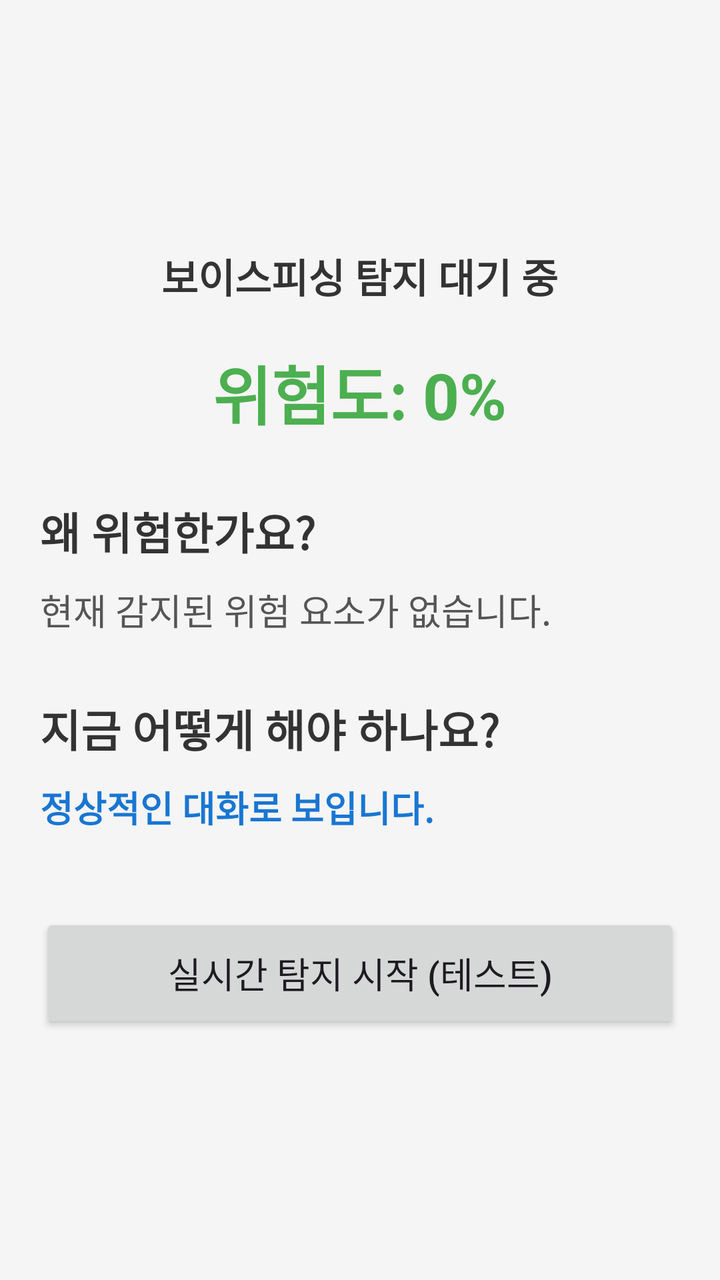
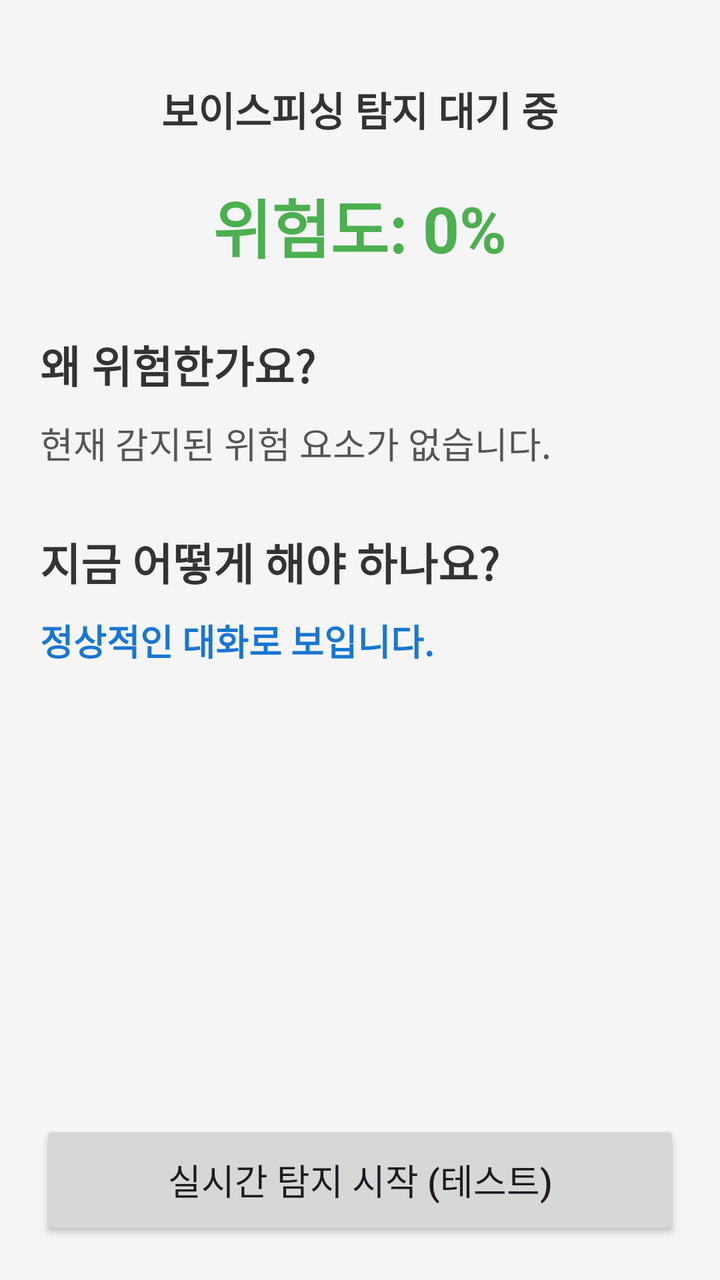

Before-and-after screenshots of an Android layout around one commit, followed by the original layout XML and the change that was made.
<!-- AndroidManifest.xml: application theme Theme.Safeguardai -->
<!-- res/layout/activity_main.xml -->
<?xml version="1.0" encoding="utf-8"?>
<LinearLayout xmlns:android="http://schemas.android.com/apk/res/android"
    android:id="@+id/rootLayout"
    android:layout_width="match_parent"
    android:layout_height="match_parent"
    android:orientation="vertical"
    android:gravity="center"
    android:padding="20dp"
    android:background="#F5F5F5">

    <TextView

        android:id="@+id/tvStatus"
        android:layout_width="wrap_content"
        android:layout_height="wrap_content"
        android:text="@string/status_waiting"
        android:textSize="20sp"
        android:textStyle="bold"
        android:textColor="#333333" />

    <TextView
        android:id="@+id/tvRiskScore"
        android:layout_width="wrap_content"
        android:layout_height="wrap_content"
        android:text="@string/risk_score_initial"
        android:textSize="32sp"
        android:textStyle="bold"
        android:textColor="#4CAF50"
        android:layout_marginTop="20dp" />

    <TextView
        android:id="@+id/tvReasonTitle"
        android:layout_width="match_parent"
        android:layout_height="wrap_content"
        android:text="@string/reason_title"
        android:textSize="22sp"
        android:textStyle="bold"
        android:textColor="#333333"
        android:layout_marginTop="30dp" />

    <TextView
        android:id="@+id/tvReasons"
        android:layout_width="match_parent"
        android:layout_height="wrap_content"
        android:text="@string/reason_empty"
        android:textSize="18sp"
        android:textColor="#555555"
        android:lineSpacingExtra="6dp"
        android:layout_marginTop="10dp" />

    <TextView
        android:id="@+id/tvActionTitle"
        android:layout_width="match_parent"
        android:layout_height="wrap_content"
        android:text="@string/action_title"
        android:textSize="22sp"
        android:textStyle="bold"
        android:textColor="#333333"
        android:layout_marginTop="30dp" />

    <TextView
        android:id="@+id/tvActions"
        android:layout_width="match_parent"
        android:layout_height="wrap_content"
        android:text="@string/action_empty"
        android:textSize="18sp"
        android:textColor="#1976D2"
        android:textStyle="bold"
        android:lineSpacingExtra="6dp"
        android:layout_marginTop="10dp" />

    <Button
        android:id="@+id/btnStart"
        android:layout_width="match_parent"
        android:layout_height="60dp"
        android:text="@string/btn_start_test"
        android:textSize="18sp"
        android:layout_marginTop="40dp" />

</LinearLayout>
<!-- resources referenced by this layout -->
<resources>
  <string name="action_empty">정상적인 대화로 보입니다.</string>
  <string name="action_title">지금 어떻게 해야 하나요?</string>
  <string name="btn_start_test">실시간 탐지 시작 (테스트)</string>
  <string name="reason_empty">현재 감지된 위험 요소가 없습니다.</string>
  <string name="reason_title">왜 위험한가요?</string>
  <string name="risk_score_initial">위험도: 0%</string>
  <string name="status_waiting">보이스피싱 탐지 대기 중</string>
  <style name="Theme.Safeguardai" parent="Base.Theme.Safeguardai" />
  <style name="Base.Theme.Safeguardai" parent="Theme.Material3.DayNight.NoActionBar">
          
          
      </style>
</resources>

<!-- the commit's change to res/layout/activity_main.xml (unified diff, before → after) -->
@@ -1,73 +1,90 @@
 <?xml version="1.0" encoding="utf-8"?>
-<LinearLayout xmlns:android="http://schemas.android.com/apk/res/android"
+<androidx.constraintlayout.widget.ConstraintLayout xmlns:android="http://schemas.android.com/apk/res/android"
+    xmlns:app="http://schemas.android.com/apk/res-auto"
     android:id="@+id/rootLayout"
     android:layout_width="match_parent"
     android:layout_height="match_parent"
-    android:orientation="vertical"
-    android:gravity="center"
-    android:padding="20dp"
-    android:background="#F5F5F5">
+    android:background="#F5F5F5"
+    android:padding="20dp">
 
-    <TextView
+    <ScrollView
+        android:id="@+id/scrollView"
+        android:layout_width="match_parent"
+        android:layout_height="0dp"
+        android:layout_marginBottom="20dp"
+        app:layout_constraintBottom_toTopOf="@+id/btnStart"
+        app:layout_constraintTop_toTopOf="parent">
 
-        android:id="@+id/tvStatus"
-        android:layout_width="wrap_content"
-        android:layout_height="wrap_content"
-        android:text="@string/status_waiting"
-        android:textSize="20sp"
-        android:textStyle="bold"
-        android:textColor="#333333" />
+        <LinearLayout
+            android:layout_width="match_parent"
+            android:layout_height="wrap_content"
+            android:gravity="center_horizontal"
+            android:orientation="vertical">
 
-    <TextView
-        android:id="@+id/tvRiskScore"
-        android:layout_width="wrap_content"
-        android:layout_height="wrap_content"
-        android:text="@string/risk_score_initial"
-        android:textSize="32sp"
-        android:textStyle="bold"
-        android:textColor="#4CAF50"
-        android:layout_marginTop="20dp" />
+            <TextView
+                android:id="@+id/tvStatus"
+                android:layout_width="wrap_content"
+                android:layout_height="wrap_content"
+                android:layout_marginTop="20dp"
+                android:text="@string/status_waiting"
+                android:textColor="#333333"
+                android:textSize="20sp"
+                android:textStyle="bold" />
 
-    <TextView
-        android:id="@+id/tvReasonTitle"
-        android:layout_width="match_parent"
-        android:layout_height="wrap_content"
-        android:text="@string/reason_title"
-        android:textSize="22sp"
-        android:textStyle="bold"
-        android:textColor="#333333"
-        android:layout_marginTop="30dp" />
+            <TextView
+                android:id="@+id/tvRiskScore"
+                android:layout_width="wrap_content"
+                android:layout_height="wrap_content"
+                android:layout_marginTop="20dp"
+                android:text="@string/risk_score_initial"
+                android:textColor="#4CAF50"
+                android:textSize="32sp"
+                android:textStyle="bold" />
 
-    <TextView
-        android:id="@+id/tvReasons"
-        android:layout_width="match_parent"
-        android:layout_height="wrap_content"
-        android:text="@string/reason_empty"
-        android:textSize="18sp"
-        android:textColor="#555555"
-        android:lineSpacingExtra="6dp"
-        android:layout_marginTop="10dp" />
+            <TextView
+                android:id="@+id/tvReasonTitle"
+                android:layout_width="match_parent"
+                android:layout_height="wrap_content"
+                android:layout_marginTop="30dp"
+                android:text="@string/reason_title"
+                android:textColor="#333333"
+                android:textSize="22sp"
+                android:textStyle="bold" />
 
-    <TextView
-        android:id="@+id/tvActionTitle"
-        android:layout_width="match_parent"
-        android:layout_height="wrap_content"
-        android:text="@string/action_title"
-        android:textSize="22sp"
-        android:textStyle="bold"
-        android:textColor="#333333"
-        android:layout_marginTop="30dp" />
+            <TextView
+                android:id="@+id/tvReasons"
+                android:layout_width="match_parent"
+                android:layout_height="wrap_content"
+                android:layout_marginTop="10dp"
+                android:lineSpacingExtra="6dp"
+                android:text="@string/reason_empty"
+                android:textColor="#555555"
+                android:textSize="18sp" />
 
-    <TextView
-        android:id="@+id/tvActions"
-        android:layout_width="match_parent"
-        android:layout_height="wrap_content"
-        android:text="@string/action_empty"
-        android:textSize="18sp"
-        android:textColor="#1976D2"
-        android:textStyle="bold"
-        android:lineSpacingExtra="6dp"
-        android:layout_marginTop="10dp" />
+            <TextView
+                android:id="@+id/tvActionTitle"
+                android:layout_width="match_parent"
+                android:layout_height="wrap_content"
+                android:layout_marginTop="30dp"
+                android:text="@string/action_title"
+                android:textColor="#333333"
+                android:textSize="22sp"
+                android:textStyle="bold" />
+
+            <TextView
+                android:id="@+id/tvActions"
+                android:layout_width="match_parent"
+                android:layout_height="wrap_content"
+                android:layout_marginTop="10dp"
+                android:layout_marginBottom="20dp"
+                android:lineSpacingExtra="6dp"
+                android:text="@string/action_empty"
+                android:textColor="#1976D2"
+                android:textSize="18sp"
+                android:textStyle="bold" />
+
+        </LinearLayout>
+    </ScrollView>
 
     <Button
         android:id="@+id/btnStart"
@@ -75,6 +92,8 @@
         android:layout_height="60dp"
         android:text="@string/btn_start_test"
         android:textSize="18sp"
-        android:layout_marginTop="40dp" />
+        app:layout_constraintBottom_toBottomOf="parent"
+        app:layout_constraintEnd_toEndOf="parent"
+        app:layout_constraintStart_toStartOf="parent" />
 
-</LinearLayout>
+</androidx.constraintlayout.widget.ConstraintLayout>
